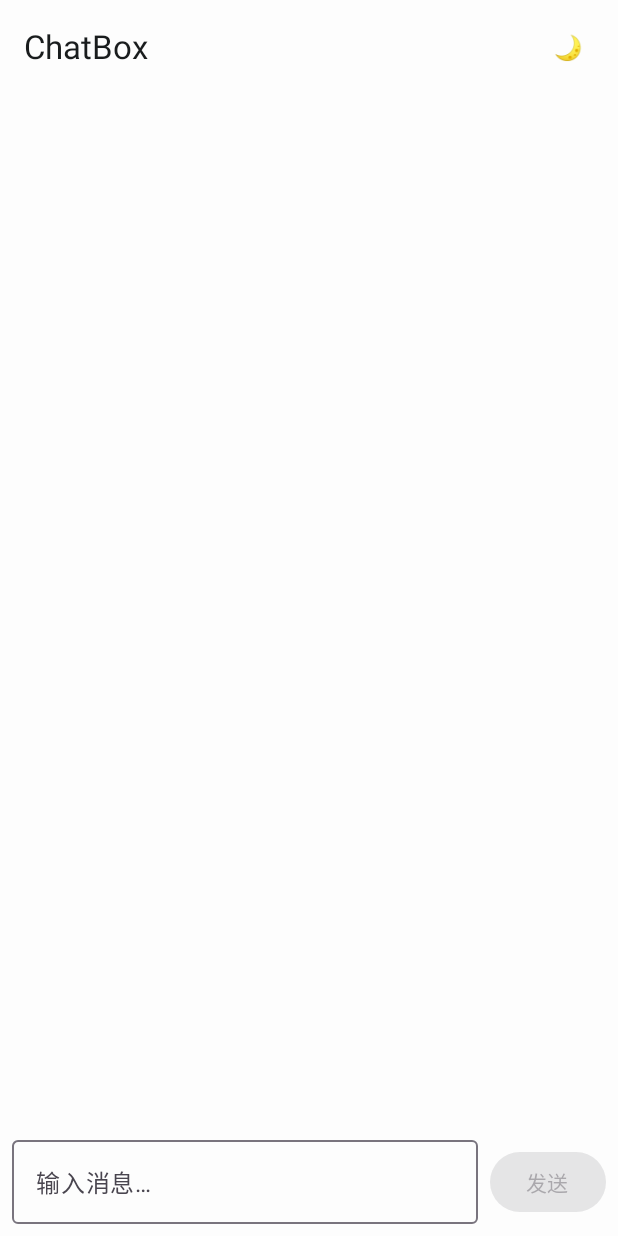
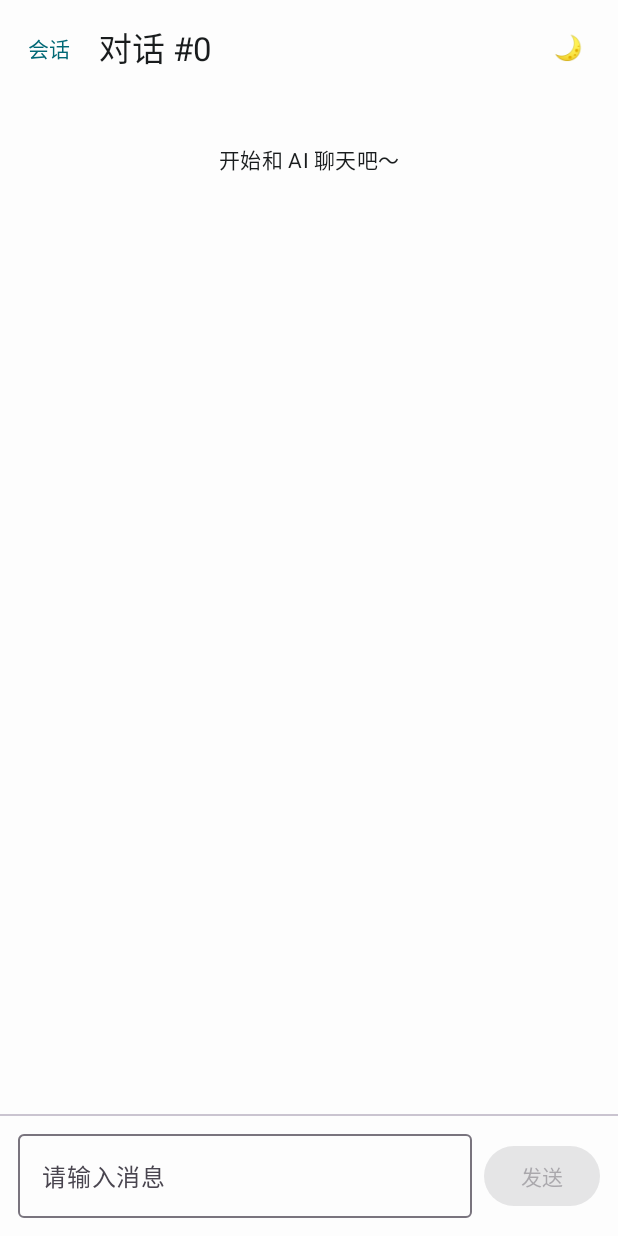
Before and after one commit to aliciamj613/chatbox-ai-dialog-app, an Android app built with Jetpack Compose: the composable ChatScreen called with empty values, on a phone screen of 412 x 824 dp. Run offline under Robolectric (Android 15) with nearby library versions, the phone set to English and light mode, and no system bars; our stand-ins replace Room's generated code.

Commit message:
chore: init chatbox project with compose

```diff
--- a/app/src/main/java/com/example/chatbox/data/local/db/ConversationDao.kt
+++ b/app/src/main/java/com/example/chatbox/data/local/db/ConversationDao.kt
@@ -1,4 +1,3 @@
-// app/src/main/java/com/example/chatbox/data/local/db/ConversationDao.kt
 package com.example.chatbox.data.local.db
 
 import androidx.room.Dao
@@ -12,19 +11,23 @@ import kotlinx.coroutines.flow.Flow
 @Dao
 interface ConversationDao {
 
-    /** 监听所有会话，按更新时间倒序（最近的排最前） */
+    /** 监听所有会话，按更新时间倒序（最近的排前面） */
     @Query("SELECT * FROM conversations ORDER BY updatedAt DESC")
     fun observeConversations(): Flow<List<ConversationEntity>>
 
-    /** 插入新会话，返回自增 ID */
+    /** 插入新会话 */
     @Insert(onConflict = OnConflictStrategy.REPLACE)
     suspend fun insertConversation(conversation: ConversationEntity): Long
 
-    /** 根据 ID 查询单个会话 */
+    /** 根据 ID 查询会话 */
     @Query("SELECT * FROM conversations WHERE id = :id LIMIT 1")
     suspend fun getConversationById(id: Long): ConversationEntity?
 
-    /** 更新会话（比如更新 updatedAt 或 title） */
+    /** 更新会话（标题 / 更新时间等） */
     @Update
     suspend fun updateConversation(conversation: ConversationEntity)
+
+    /** 删除会话记录 */
+    @Query("DELETE FROM conversations WHERE id = :id")
+    suspend fun deleteConversationById(id: Long)
 }
--- a/app/src/main/java/com/example/chatbox/data/local/db/MessageDao.kt
+++ b/app/src/main/java/com/example/chatbox/data/local/db/MessageDao.kt
@@ -10,15 +10,20 @@ import kotlinx.coroutines.flow.Flow
 @Dao
 interface MessageDao {
 
-    /** 按会话 ID 订阅消息列表（按时间升序） */
+    /**
+     * 按会话 ID 订阅消息列表（Flow），按时间升序
+     * 用于聊天界面实时展示历史 + 新消息
+     */
     @Query(
         "SELECT * FROM messages " +
                 "WHERE conversationId = :conversationId " +
                 "ORDER BY timestamp ASC"
     )
-    fun observeMessagesByConversation(conversationId: Long): Flow<List<MessageEntity>>
+    fun observeMessages(conversationId: Long): Flow<List<MessageEntity>>
 
-    /** 按会话 ID 一次性取出全部消息（用于构造历史上下文） */
+    /**
+     * 按会话 ID 一次性取出全部消息（用于构造大模型上下文）
+     */
     @Query(
         "SELECT * FROM messages " +
                 "WHERE conversationId = :conversationId " +
--- a/app/src/main/java/com/example/chatbox/data/local/db/UserDao.kt
+++ b/app/src/main/java/com/example/chatbox/data/local/db/UserDao.kt
@@ -1,4 +1,3 @@
-// app/src/main/java/com/example/chatbox/data/local/db/UserDao.kt
 package com.example.chatbox.data.local.db
 
 import androidx.room.Dao
@@ -18,4 +17,8 @@ interface UserDao {
 
     @Query("SELECT * FROM users WHERE id = :id LIMIT 1")
     suspend fun getUserById(id: Long): UserEntity?
+
+    // 忘记密码：根据用户名重置密码
+    @Query("UPDATE users SET password = :newPassword WHERE name = :name")
+    suspend fun updatePassword(name: String, newPassword: String)
 }
--- a/app/src/main/java/com/example/chatbox/di/AppModule.kt
+++ b/app/src/main/java/com/example/chatbox/di/AppModule.kt
@@ -15,27 +15,33 @@ import okhttp3.Response
 import retrofit2.Retrofit
 import retrofit2.converter.moshi.MoshiConverterFactory
 
-// ✅ 智谱 API 基础配置（保持你之前调通的这套）
-private const val ZHIPU_BASE_URL = "https://open.bigmodel.cn/api/"
-
-// ⚠️ 把这里换成你自己的 API Key
-private const val ZHIPU_API_KEY = "ed6a6b1fd3154139b438d05862734d31.uAsW6rz9m5ZXvoWj"
-
 object AppModule {
 
+    // 智谱 API 基础地址
+    private const val BASE_URL = "https://open.bigmodel.cn/api/"
+
+    // ✅ 把这里换成你自己的智谱 API Key
+    // 比如：const val ZHIPU_API_KEY = "sk-xxxx"
+    private const val ZHIPU_API_KEY = "ed6a6b1fd3154139b438d05862734d31.uAsW6rz9m5ZXvoWj"
+
+    // Application Context
     private lateinit var appContext: Context
 
+    /**
+     * 在 Application.onCreate() 里调用
+     * ChatApplication / ChatboxApp 已经有：AppModule.init(this)
+     */
     fun init(context: Context) {
         appContext = context.applicationContext
     }
 
-    // ========= Database =========
+    // ----------------- Database -----------------
 
     private val database: AppDatabase by lazy {
-        AppDatabase.getInstance(appContext)
+        AppDatabase.getDatabase(appContext)
     }
 
-    // ========= Moshi =========
+    // ----------------- Network ------------------
 
     private val moshi: Moshi by lazy {
         Moshi.Builder()
@@ -43,33 +49,28 @@ object AppModule {
             .build()
     }
 
-    // ========= OkHttpClient（不再用 HttpLoggingInterceptor）=========
+    /** 给所有请求加上 Authorization 头 */
+    private val authInterceptor = object : Interceptor {
+        override fun intercept(chain: Interceptor.Chain): Response {
+            val original = chain.request()
+            val newRequest = original.newBuilder()
+                .header("Authorization", "Bearer $ZHIPU_API_KEY")
+                .build()
+            return chain.proceed(newRequest)
+        }
+    }
 
     private val okHttpClient: OkHttpClient by lazy {
         OkHttpClient.Builder()
-            // 给所有请求自动加上鉴权头和 JSON 头
-            .addInterceptor(object : Interceptor {
-                override fun intercept(chain: Interceptor.Chain): Response {
-                    val original = chain.request()
-
-                    val newRequest = original.newBuilder()
-                        .addHeader("Authorization", "Bearer $ZHIPU_API_KEY")
-                        .addHeader("Content-Type", "application/json")
-                        .build()
-
-                    return chain.proceed(newRequest)
-                }
-            })
+            .addInterceptor(authInterceptor)
             .build()
     }
 
-    // ========= Retrofit & ChatApiService =========
-
     private val retrofit: Retrofit by lazy {
         Retrofit.Builder()
-            .baseUrl(ZHIPU_BASE_URL)
+            .baseUrl(BASE_URL)
+            .addConverterFactory(MoshiConverterFactory.create(moshi))
             .client(okHttpClient)
-            .addConverterFactory(MoshiConverterFactory.create(moshi))
             .build()
     }
 
@@ -77,11 +78,12 @@ object AppModule {
         retrofit.create(ChatApiService::class.java)
     }
 
-    // ========= Repository & UseCases =========
+    // ----------------- Repository & UseCases -----------------
 
     private val chatRepositoryImpl: ChatRepositoryImpl by lazy {
         ChatRepositoryImpl(
             messageDao = database.messageDao(),
+            conversationDao = database.conversationDao(),
             api = chatApiService
         )
     }
@@ -90,8 +92,8 @@ object AppModule {
         get() = chatRepositoryImpl
 
     fun provideGetHistoryUseCase(): GetHistoryUseCase =
-        GetHistoryUseCase(chatRepository)
+        GetHistoryUseCase(chatRepositoryImpl)
 
     fun provideSendMessageUseCase(): SendMessageUseCase =
-        SendMessageUseCase(chatRepository)
+        SendMessageUseCase(chatRepositoryImpl)
 }
--- a/app/src/main/java/com/example/chatbox/ui/chat/ChatScreen.kt
+++ b/app/src/main/java/com/example/chatbox/ui/chat/ChatScreen.kt
@@ -1,14 +1,23 @@
 package com.example.chatbox.ui.chat
 
-import androidx.compose.foundation.layout.*
+import androidx.compose.foundation.layout.Arrangement
+import androidx.compose.foundation.layout.Box
+import androidx.compose.foundation.layout.Column
+import androidx.compose.foundation.layout.Row
+import androidx.compose.foundation.layout.Spacer
+import androidx.compose.foundation.layout.fillMaxSize
+import androidx.compose.foundation.layout.fillMaxWidth
+import androidx.compose.foundation.layout.padding
+import androidx.compose.foundation.layout.width
+import androidx.compose.foundation.layout.widthIn
 import androidx.compose.foundation.lazy.LazyColumn
 import androidx.compose.foundation.lazy.items
 import androidx.compose.material3.Button
+import androidx.compose.material3.Divider
 import androidx.compose.material3.ExperimentalMaterial3Api
 import androidx.compose.material3.MaterialTheme
 import androidx.compose.material3.OutlinedTextField
 import androidx.compose.material3.Scaffold
-import androidx.compose.material3.Surface
 import androidx.compose.material3.Text
 import androidx.compose.material3.TextButton
 import androidx.compose.material3.TopAppBar
@@ -29,18 +38,22 @@ import com.example.chatbox.ui.theme.ChatboxTheme
 @Composable
 fun ChatScreen(
     conversationId: Long,
+    onBackToConversations: () -> Unit,
     viewModel: ChatViewModel = ChatViewModel(conversationId = conversationId)
 ) {
     val uiState by viewModel.uiState.collectAsState()
-
-    // 🌙 夜间模式本地开关（只影响 ChatScreen）
     var isDark by rememberSaveable { mutableStateOf(false) }
 
     ChatboxTheme(darkTheme = isDark) {
         Scaffold(
             topBar = {
                 TopAppBar(
-                    title = { Text("ChatBox") },
+                    title = { Text(text = "对话 #$conversationId") },
+                    navigationIcon = {
+                        TextButton(onClick = onBackToConversations) {
+                            Text("会话")
+                        }
+                    },
                     actions = {
                         TextButton(onClick = { isDark = !isDark }) {
                             Text(
@@ -58,30 +71,46 @@ fun ChatScreen(
                     .fillMaxSize()
                     .padding(innerPadding)
             ) {
-
                 LazyColumn(
                     modifier = Modifier
                         .weight(1f)
-                        .fillMaxWidth(),
-                    contentPadding = PaddingValues(8.dp)
+                        .fillMaxWidth()
+                        .padding(horizontal = 12.dp),
+                    verticalArrangement = Arrangement.spacedBy(8.dp)
                 ) {
-                    items(uiState.messages) { message ->
-                        MessageBubble(message = message)
-                        Spacer(modifier = Modifier.height(4.dp))
+                    if (uiState.messages.isEmpty()) {
+                        item {
+                            Box(
+                                modifier = Modifier
+                                    .fillMaxWidth()
+                                    .padding(top = 32.dp),
+                                contentAlignment = Alignment.Center
+                            ) {
+                                Text(
+                                    text = "开始和 AI 聊天吧～",
+                                    style = MaterialTheme.typography.bodyMedium
+                                )
+                            }
+                        }
+                    } else {
+                        items(uiState.messages) { message ->
+                            MessageBubble(message = message)
+                        }
                     }
                 }
 
                 if (uiState.error != null) {
                     Text(
-                        text = uiState.error!!,
+                        text = uiState.error ?: "",
                         color = MaterialTheme.colorScheme.error,
                         style = MaterialTheme.typography.bodySmall,
                         modifier = Modifier
                             .fillMaxWidth()
-                            .padding(horizontal = 16.dp, vertical = 4.dp),
-                        textAlign = TextAlign.Center
+                            .padding(horizontal = 16.dp)
                     )
                 }
+
+                Divider()
 
                 ChatInputBar(
                     text = uiState.inputText,
@@ -98,32 +127,23 @@ fun ChatScreen(
 private fun MessageBubble(
     message: Message
 ) {
-    val isUser = message.isUser
-
     Row(
         modifier = Modifier
             .fillMaxWidth()
-            .padding(horizontal = 8.dp),
-        horizontalArrangement = if (isUser) {
+            .padding(vertical = 4.dp),
+        horizontalArrangement = if (message.isUser) {
             Arrangement.End
         } else {
             Arrangement.Start
         }
     ) {
-        Surface(
-            tonalElevation = 2.dp,
-            shape = MaterialTheme.shapes.medium,
-            color = if (isUser) {
-                MaterialTheme.colorScheme.primaryContainer
-            } else {
-                MaterialTheme.colorScheme.surfaceVariant
-            }
+        Box(
+            modifier = Modifier
+                .widthIn(max = 280.dp)
+                .padding(horizontal = 8.dp)
         ) {
             Text(
                 text = message.text,
-                modifier = Modifier
-                    .padding(horizontal = 12.dp, vertical = 8.dp)
-                    .widthIn(max = 260.dp),
                 style = MaterialTheme.typography.bodyMedium
             )
         }
@@ -140,24 +160,26 @@ private fun ChatInputBar(
     Row(
         modifier = Modifier
             .fillMaxWidth()
-            .padding(8.dp),
+            .padding(12.dp),
         verticalAlignment = Alignment.CenterVertically
     ) {
         OutlinedTextField(
             value = text,
             onValueChange = onTextChange,
             modifier = Modifier.weight(1f),
-            singleLine = true,
-            placeholder = { Text("输入消息…") }
+            placeholder = { Text("请输入消息") }
         )
 
         Spacer(modifier = Modifier.width(8.dp))
 
         Button(
             onClick = onSendClick,
-            enabled = text.isNotBlank() && !isSending
+            enabled = !isSending && text.isNotBlank()
         ) {
-            Text(if (isSending) "发送中…" else "发送")
+            Text(
+                text = if (isSending) "发送中..." else "发送",
+                textAlign = TextAlign.Center
+            )
         }
     }
 }
```
Also changed, not shown: app/src/main/java/com/example/chatbox/data/repository/ChatRepositoryImpl.kt (+40 -24 lines), app/src/main/java/com/example/chatbox/ui/conversation/ConversationListScreen.kt (+58 -32 lines), app/src/main/java/com/example/chatbox/ui/login/LoginScreen.kt (+75 -49 lines), app/src/main/java/com/example/chatbox/ui/navigation/NavGraph.kt (+14 -13 lines), 1 other file.
